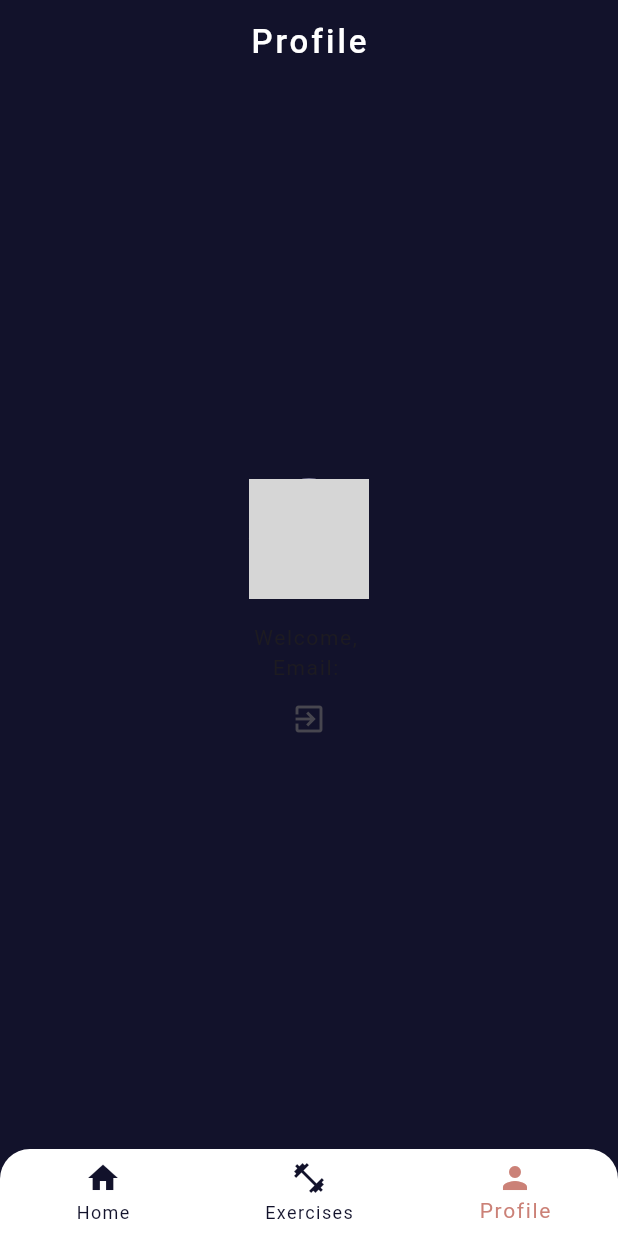
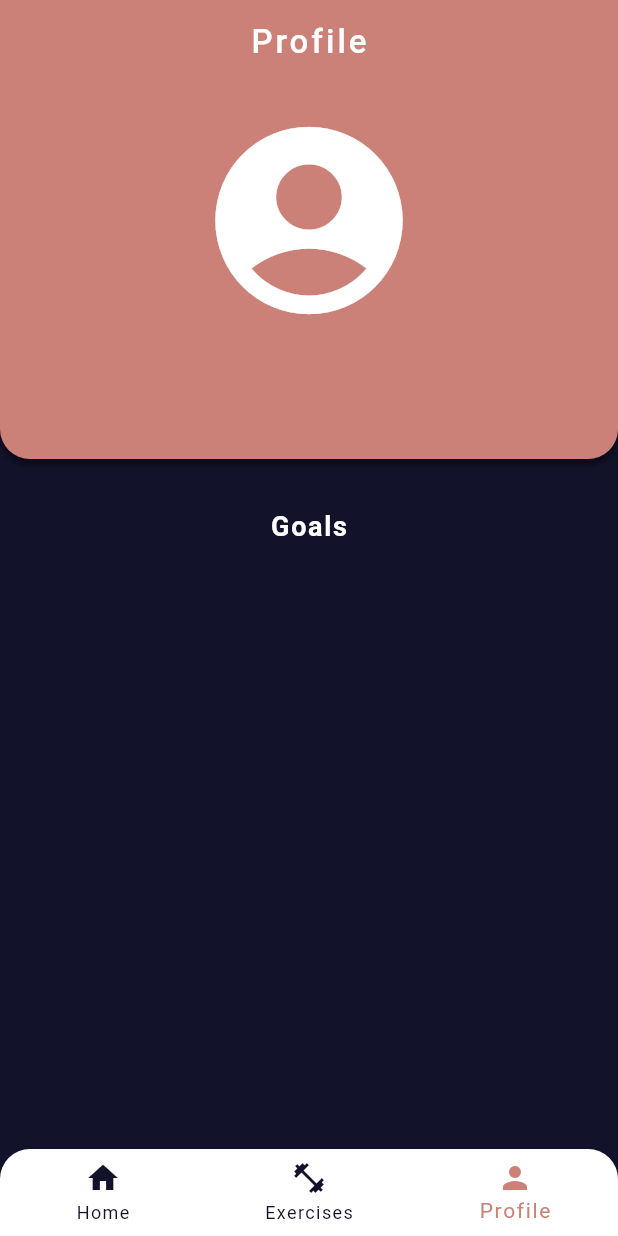
Before and after one commit to DanceaRadu/DailyDrive, a Flutter app: the screen it shows once a user with an empty profile is signed in, item 3 of the bottom bar chosen, on a phone screen of 412 x 824 dp. Run offline on Flutter 3.47's test engine with Material 3 defaults, Android fonts, the phone set to English and light mode, and no system bars; our stand-ins replace firebase_auth, firebase_core, google_sign_in; accounts and stored records are empty; generated files the repository leaves out were written again; grey boxes are pictures that could not be loaded.

Commit message:
Started working on the profile page.

```diff
--- a/lib/main.dart
+++ b/lib/main.dart
@@ -28,7 +28,15 @@
   Widget build(BuildContext context) {
     return MaterialApp(
       title: 'Daily.Drive',
-      theme: ThemeData().copyWith(
+      theme: _buildTheme(Brightness.dark),
+      home: const AuthWrapper(),
+    );
+  }
+
+  ThemeData _buildTheme(Brightness brightness) {
+    var baseTheme = ThemeData(brightness: brightness);
+
+    return baseTheme.copyWith(
         colorScheme: kColorScheme,
         scaffoldBackgroundColor: ColorPalette.surface,
         appBarTheme: const AppBarTheme().copyWith(
@@ -40,29 +48,26 @@
           selectedItemColor: ColorPalette.secondary,
           unselectedItemColor: ColorPalette.surface,
         ),
-        textTheme: ThemeData().textTheme.copyWith(
-          displayLarge: ThemeData().textTheme.displayLarge?.copyWith(letterSpacing: 1.1),
-          displayMedium: ThemeData().textTheme.displayMedium?.copyWith(letterSpacing: 1.1),
-          displaySmall: ThemeData().textTheme.displaySmall?.copyWith(letterSpacing: 1.1),
-          headlineMedium: ThemeData().textTheme.headlineMedium?.copyWith(letterSpacing: 1.1),
-          headlineSmall: ThemeData().textTheme.headlineSmall?.copyWith(letterSpacing: 1.1),
-          titleMedium: ThemeData().textTheme.titleMedium?.copyWith(letterSpacing: 1.1),
-          titleSmall: ThemeData().textTheme.titleSmall?.copyWith(letterSpacing: 1.1),
-          bodyLarge: ThemeData().textTheme.bodyLarge?.copyWith(letterSpacing: 1.1),
-          bodyMedium: ThemeData().textTheme.bodyMedium?.copyWith(letterSpacing: 1.1),
-          bodySmall: ThemeData().textTheme.bodySmall?.copyWith(letterSpacing: 1.1),
-          labelLarge: ThemeData().textTheme.labelLarge?.copyWith(letterSpacing: 1.1),
-          labelSmall: ThemeData().textTheme.labelSmall?.copyWith(letterSpacing: 1.1),
-          titleLarge: ThemeData().textTheme.titleLarge?.copyWith(
-            fontSize: 22,
-            fontWeight: FontWeight.w500,
-            letterSpacing: 2.0
-          )
-        )
+      textTheme: baseTheme.textTheme.copyWith(
+        displayLarge: baseTheme.textTheme.displayLarge?.copyWith(color: Colors.white, letterSpacing: 1.1),
+        displayMedium: baseTheme.textTheme.displayMedium?.copyWith(color: Colors.white, letterSpacing: 1.1),
+        displaySmall: baseTheme.textTheme.displaySmall?.copyWith(color: Colors.white, letterSpacing: 1.1),
+        headlineMedium: baseTheme.textTheme.headlineMedium?.copyWith(color: Colors.white, letterSpacing: 1.1),
+        headlineSmall: baseTheme.textTheme.headlineSmall?.copyWith(color: Colors.white, letterSpacing: 1.1),
+        titleMedium: baseTheme.textTheme.titleMedium?.copyWith(color: Colors.white, letterSpacing: 1.1),
+        titleSmall: baseTheme.textTheme.titleSmall?.copyWith(color: Colors.white, letterSpacing: 1.1),
+        bodyLarge: baseTheme.textTheme.bodyLarge?.copyWith(color: Colors.white, letterSpacing: 1.1),
+        bodyMedium: baseTheme.textTheme.bodyMedium?.copyWith(color: Colors.white, letterSpacing: 1.1),
+        bodySmall: baseTheme.textTheme.bodySmall?.copyWith(color: Colors.white, letterSpacing: 1.1),
+        labelLarge: baseTheme.textTheme.labelLarge?.copyWith(color: Colors.white, letterSpacing: 1.1),
+        labelSmall: baseTheme.textTheme.labelSmall?.copyWith(color: Colors.white, letterSpacing: 1.1),
+        titleLarge: baseTheme.textTheme.titleLarge?.copyWith(
+          fontSize: 22, fontWeight: FontWeight.w500, letterSpacing: 2.0, color: Colors.white,
+        ),
       ),
-      home: const AuthWrapper(),
     );
   }
+
 }
 
 class AuthWrapper extends StatelessWidget {
--- a/lib/pages/home_page.dart
+++ b/lib/pages/home_page.dart
@@ -1,5 +1,6 @@
+import 'package:daily_drive/color_palette.dart';
 import 'package:daily_drive/pages/dashboard_page.dart';
-import 'package:daily_drive/pages/profile_page.dart';
+import 'package:daily_drive/pages/profile_page/profile_page.dart';
 import 'package:flutter/material.dart';
 import 'package:firebase_auth/firebase_auth.dart';
 
@@ -39,7 +40,9 @@ class _HomePageState extends State<HomePage> {
     return Scaffold(
       appBar: AppBar(
         title: Text(activePageTitle),
+        scrolledUnderElevation: 0,
         centerTitle: true,
+        backgroundColor: _selectedPageIndex == 2 ? ColorPalette.secondary : ColorPalette.surface,
       ),
       body: activePage,
       bottomNavigationBar: ClipRRect(
--- a/lib/pages/profile_page.dart
+++ /dev/null
@@ -1,35 +0,0 @@
-import 'package:firebase_auth/firebase_auth.dart';
-import 'package:flutter/material.dart';
-
-class ProfilePage extends StatelessWidget {
-  const ProfilePage({super.key});
-
-  @override
-  Widget build(BuildContext context) {
-
-    User? user = FirebaseAuth.instance.currentUser;
-
-    return Scaffold(
-      body: Center(
-        child: Column(
-          mainAxisAlignment: MainAxisAlignment.center,
-          children: [
-            CircleAvatar(
-              backgroundImage: NetworkImage(user?.photoURL ?? ""),
-              radius: 40,
-            ),
-            const SizedBox(height: 16),
-            Text("Welcome, ${user?.displayName}"),
-            Text("Email: ${user?.email}"),
-            IconButton(
-              icon: const Icon(Icons.exit_to_app),
-              onPressed: () async {
-                await FirebaseAuth.instance.signOut();
-              },
-            )
-          ],
-        ),
-      ),
-    );
-  }
-}
--- /dev/null
+++ b/lib/pages/profile_page/goals_summary.dart
@@ -0,0 +1,28 @@
+import 'package:flutter/material.dart';
+
+class GoalsSummary extends StatefulWidget {
+  const GoalsSummary({super.key});
+
+  @override
+  State<GoalsSummary> createState() => _GoalsSummaryState();
+}
+
+class _GoalsSummaryState extends State<GoalsSummary> {
+  @override
+  Widget build(BuildContext context) {
+    return Container(
+      width: double.infinity,
+      height: 600,
+      decoration: BoxDecoration(
+        color: Colors.transparent,
+        borderRadius: BorderRadius.circular(8.0),
+      ),
+      child: const Center(
+        child: Text(
+          '',
+          style: TextStyle(fontSize: 18),
+        ),
+      ),
+    );
+  }
+}
--- /dev/null
+++ b/lib/pages/profile_page/profile_info.dart
@@ -0,0 +1,48 @@
+import 'package:firebase_auth/firebase_auth.dart';
+import 'package:flutter/material.dart';
+
+class ProfileInfo extends StatelessWidget {
+  const ProfileInfo({super.key, required this.user});
+
+  final User? user;
+
+  Widget getProfileImageWidget(User? user) {
+    if(user?.photoURL != null) {
+      return CircleAvatar(
+        backgroundImage: NetworkImage(user?.photoURL ?? ""),
+        radius: 60,
+      );
+    }
+    return const CircleAvatar(
+      radius: 75,
+      backgroundColor: Colors.transparent,
+      child: Icon(
+        Icons.account_circle,
+        size: 150,
+        color: Colors.white,
+      ),
+    );
+  }
+
+  @override
+  Widget build(BuildContext context) {
+
+    Widget userProfileImage = getProfileImageWidget(user);
+
+    return Column(
+      mainAxisAlignment: MainAxisAlignment.center,
+      children: [
+        userProfileImage,
+        const SizedBox(height: 16),
+        Text(
+            "${user?.displayName}",
+            style: const TextStyle(
+              fontSize: 22,
+              fontWeight: FontWeight.bold,
+            )
+        ),
+        Text("${user?.email}"),
+      ],
+    );
+  }
+}
--- /dev/null
+++ b/lib/pages/profile_page/profile_page.dart
@@ -0,0 +1,89 @@
+import 'package:daily_drive/color_palette.dart';
+import 'package:daily_drive/pages/profile_page/goals_summary.dart';
+import 'package:daily_drive/pages/profile_page/profile_info.dart';
+import 'package:firebase_auth/firebase_auth.dart';
+import 'package:flutter/material.dart';
+
+class ProfilePage extends StatelessWidget {
+  const ProfilePage({super.key});
+
+  @override
+  Widget build(BuildContext context) {
+
+    User? user = FirebaseAuth.instance.currentUser;
+
+    return Scaffold(
+      body: Center(
+        child: ConstrainedBox(
+          constraints: const BoxConstraints(minHeight: double.infinity),
+          child: SingleChildScrollView(
+            child: Column(
+              children: [
+                Container(
+                    width: double.infinity,
+                    padding: const EdgeInsets.all(16),
+                    decoration: const BoxDecoration(
+                      boxShadow: [
+                        BoxShadow(
+                          color: Colors.black45,
+                          blurRadius: 3,
+                          offset: Offset(0, 4),
+                        ),
+                      ],
+                      color: ColorPalette.secondary,
+                      borderRadius: BorderRadius.only(
+                        bottomLeft: Radius.circular(20),
+                        bottomRight: Radius.circular(20),
+                      ),
+                    ),
+                    child: ProfileInfo(user: user)
+                ),
+                const SizedBox(height: 32),
+                const Text(
+                  "Goals",
+                  style: TextStyle(
+                    fontSize: 18,
+                    fontWeight: FontWeight.bold,
+                  ),
+                ),
+                const GoalsSummary(),
+                const SizedBox(height: 10),
+                OutlinedButton(
+                  onPressed: () async {
+                    await FirebaseAuth.instance.signOut();
+                  },
+                  style: OutlinedButton.styleFrom(
+                    side: const BorderSide(color: Color.fromARGB(150, 255, 0, 0), width: 2.0), // Border color and width
+                    shape: RoundedRectangleBorder(
+                      borderRadius: BorderRadius.circular(8.0), // Rounded corners
+                    ),
+                    padding: const EdgeInsets.symmetric(horizontal: 16, vertical: 8), // Button padding
+                  ),
+                  child: const Row(
+                    mainAxisSize: MainAxisSize.min,
+                    children: [
+                      Icon(
+                        Icons.exit_to_app,
+                        color: Color.fromARGB(150, 255, 0, 0), // Icon color to match border
+                      ),
+                      SizedBox(width: 8), // Spacing between icon and text
+                      Text(
+                        "Logout",
+                        style: TextStyle(
+                          color: Color.fromARGB(150, 255, 0, 0), // Text color to match border
+                          fontSize: 16,
+                          fontWeight: FontWeight.bold,
+                        ),
+                      ),
+                    ],
+                  ),
+                ),
+                const SizedBox(height: 15),
+              ],
+            ),
+          ),
+        ),
+      ),
+    );
+  }
+}
```
